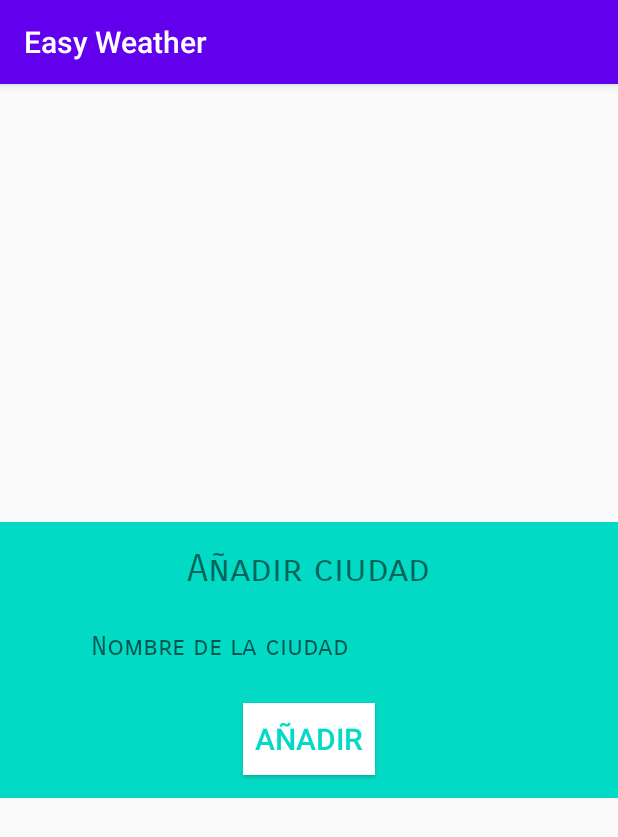
After one commit to Brahim006/easy-weather, an Android app: the CityAddActivity screen opened directly, with no data from a screen before it, on a phone screen of 412 x 824 dp. The commit adds this screen. Shown: the top 837 px of the screen. Run offline under Robolectric (Android 15) with nearby library versions, the phone set to English and light mode, and no system bars.

```diff
--- a/app/src/main/AndroidManifest.xml
+++ b/app/src/main/AndroidManifest.xml
@@ -9,6 +9,7 @@
         android:roundIcon="@mipmap/ic_launcher_round"
         android:supportsRtl="true"
         android:theme="@style/AppTheme">
+        <activity android:name=".CityAddActivity"></activity>
         <activity android:name=".MainActivity">
             <intent-filter>
                 <action android:name="android.intent.action.MAIN" />
--- /dev/null
+++ b/app/src/main/java/com/practice/easyweather/CityAddActivity.java
@@ -0,0 +1,29 @@
+package com.practice.easyweather;
+
+import androidx.appcompat.app.AppCompatActivity;
+
+import android.os.Bundle;
+import android.view.View;
+import android.widget.Button;
+import android.widget.EditText;
+
+public class CityAddActivity extends AppCompatActivity {
+
+    EditText editCityName;
+    Button buttonCityName;
+
+    @Override
+    protected void onCreate(Bundle savedInstanceState) {
+        super.onCreate(savedInstanceState);
+        setContentView(R.layout.activity_city_add);
+
+        editCityName = findViewById(R.id.editCityName);
+        buttonCityName = findViewById(R.id.buttonCityAdd);
+
+    } // fin onCreate
+
+    public void onClickButtonCityAdd(View view){
+
+    }
+
+}
--- /dev/null
+++ b/app/src/main/res/layout/activity_city_add.xml
@@ -0,0 +1,45 @@
+<?xml version="1.0" encoding="utf-8"?>
+<LinearLayout
+    xmlns:android="http://schemas.android.com/apk/res/android"
+    xmlns:app="http://schemas.android.com/apk/res-auto"
+    xmlns:tools="http://schemas.android.com/tools"
+    android:layout_width="match_parent"
+    android:layout_height="wrap_content"
+    android:layout_gravity="center_vertical"
+    android:orientation="vertical"
+    android:background="@color/colorAccent"
+    tools:context=".CityAddActivity">
+
+    <TextView
+        android:layout_width="wrap_content"
+        android:layout_height="wrap_content"
+        android:layout_marginVertical="15dp"
+        android:fontFamily="sans-serif-smallcaps"
+        android:text="@string/city_add_title"
+        android:textSize="25sp"
+        android:layout_gravity="center_horizontal"/>
+
+    <EditText
+        android:id="@+id/editCityName"
+        android:layout_width="298dp"
+        android:layout_height="43dp"
+        android:ems="10"
+        android:fontFamily="sans-serif-smallcaps"
+        android:hint="@string/city_add_hint"
+        android:inputType="textPersonName"
+        android:layout_gravity="center_horizontal" />
+
+    <Button
+        android:id="@+id/buttonCityAdd"
+        style="@style/Widget.AppCompat.Button.Colored"
+        android:layout_width="wrap_content"
+        android:layout_height="wrap_content"
+        android:text="@string/city_add_button"
+        android:onClick="onClickButtonCityAdd"
+        android:layout_marginVertical="15dp"
+        android:textSize="20sp"
+        android:background="@color/colorWhite"
+        android:textColor="@color/colorAccent"
+        android:layout_gravity="center_horizontal" />
+
+</LinearLayout>
--- a/app/src/main/res/values/colors.xml
+++ b/app/src/main/res/values/colors.xml
@@ -3,4 +3,5 @@
     <color name="colorPrimary">#6200EE</color>
     <color name="colorPrimaryDark">#3700B3</color>
     <color name="colorAccent">#03DAC5</color>
+    <color name="colorWhite">#FFFFFF</color>
 </resources>
--- a/app/src/main/res/values/strings.xml
+++ b/app/src/main/res/values/strings.xml
@@ -21,4 +21,12 @@
     <string name="default_pressure">1013,25 hPa</string>
     <string name="default_wind">50 km/h</string>
 
+    <!-- Menu -->
+    <string name="menu_add">Añadir ciudad</string>
+
+    <!-- Segunda actividad -->
+    <string name="city_add_title">Añadir ciudad</string>
+    <string name="city_add_hint">Nombre de la ciudad</string>
+    <string name="city_add_button">Añadir</string>
+
 </resources>
```
Also changed, not shown: app/src/main/java/com/practice/easyweather/MainActivity.java (+20 -0 lines), app/src/main/java/com/practice/easyweather/sql/CityAdapter.java (added, +87 -0 lines), app/src/main/java/com/practice/easyweather/sql/DBHelper.java (added, +33 -0 lines), app/src/main/res/menu/main_menu.xml (added, +11 -0 lines).
